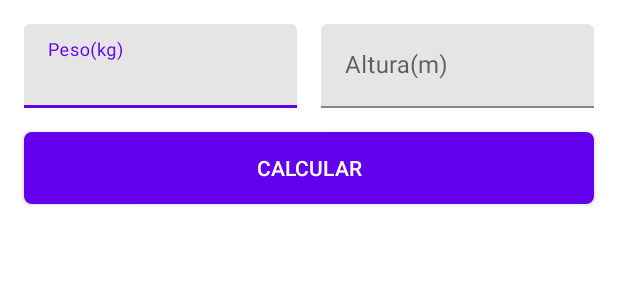
After one commit to FranciellyDiasM/MyHealth, an Android app: the layout fragment_imc_calculator_dialog.xml on its own in the app's theme, with its tools: preview values and no code run, on a phone screen of 412 x 824 dp. The commit adds this screen. Shown: the top 300 px of the screen. Run offline under Robolectric (Android 15) with nearby library versions, the phone set to English and light mode, and no system bars.

Commit message:
dialog para calcular o IMC na tela de cadastro e algumas melhorias na tela de cadastro

```diff
--- a/MyHealth/app/src/main/res/layout/activity_register.xml
+++ b/MyHealth/app/src/main/res/layout/activity_register.xml
@@ -112,10 +112,9 @@
         android:id="@+id/btnImc"
         style="@style/PrimaryButton"
         android:layout_width="wrap_content"
-        android:layout_height="0dp"
+        android:layout_height="56dp"
         android:layout_marginEnd="16dp"
         android:text="Calcular"
-        app:layout_constraintBottom_toBottomOf="@id/lblImc"
         app:layout_constraintEnd_toEndOf="parent"
         app:layout_constraintStart_toEndOf="@id/lblImc"
         app:layout_constraintTop_toTopOf="@id/lblImc" />
--- /dev/null
+++ b/MyHealth/app/src/main/res/layout/fragment_imc_calculator_dialog.xml
@@ -0,0 +1,66 @@
+<?xml version="1.0" encoding="utf-8"?>
+<androidx.constraintlayout.widget.ConstraintLayout xmlns:android="http://schemas.android.com/apk/res/android"
+    xmlns:app="http://schemas.android.com/apk/res-auto"
+    android:layout_width="match_parent"
+    android:layout_height="wrap_content">
+
+    <com.google.android.material.textfield.TextInputLayout
+        android:id="@+id/lblWeight"
+        android:layout_width="0dp"
+        android:layout_height="wrap_content"
+        android:layout_marginStart="16dp"
+        android:layout_marginTop="16dp"
+        android:layout_marginEnd="8dp"
+        android:hint="Peso(kg)"
+        app:boxBackgroundColor="#E5E5E5"
+        app:layout_constraintEnd_toStartOf="@id/lblHeight"
+        app:layout_constraintStart_toStartOf="parent"
+        app:layout_constraintTop_toTopOf="parent">
+
+        <androidx.appcompat.widget.AppCompatEditText
+            android:id="@+id/edtWeight"
+            android:layout_width="match_parent"
+            android:layout_height="wrap_content"
+            android:inputType="numberDecimal"
+            android:textColor="@color/black" />
+
+    </com.google.android.material.textfield.TextInputLayout>
+
+    <com.google.android.material.textfield.TextInputLayout
+        android:id="@+id/lblHeight"
+        android:layout_width="0dp"
+        android:layout_height="wrap_content"
+        android:layout_marginStart="8dp"
+        android:layout_marginTop="16dp"
+        android:layout_marginEnd="16dp"
+        android:hint="Altura(m)"
+        app:boxBackgroundColor="#E5E5E5"
+        app:layout_constraintEnd_toEndOf="parent"
+        app:layout_constraintStart_toEndOf="@id/lblWeight"
+        app:layout_constraintTop_toTopOf="parent">
+
+        <androidx.appcompat.widget.AppCompatEditText
+            android:id="@+id/edtHeight"
+            android:layout_width="match_parent"
+            android:layout_height="wrap_content"
+            android:inputType="numberDecimal"
+            android:textColor="@color/black" />
+
+    </com.google.android.material.textfield.TextInputLayout>
+
+    <androidx.appcompat.widget.AppCompatButton
+        android:id="@+id/btnCalculate"
+        style="@style/PrimaryButton"
+        android:layout_width="0dp"
+        android:layout_height="wrap_content"
+        android:layout_marginStart="16dp"
+        android:layout_marginTop="16dp"
+        android:layout_marginEnd="16dp"
+        android:layout_marginBottom="16dp"
+        android:text="Calcular"
+        app:layout_constraintBottom_toBottomOf="parent"
+        app:layout_constraintEnd_toEndOf="parent"
+        app:layout_constraintStart_toStartOf="parent"
+        app:layout_constraintTop_toBottomOf="@id/lblHeight" />
+
+</androidx.constraintlayout.widget.ConstraintLayout>
```
Also changed, not shown: MyHealth/app/src/main/java/br/com/quatrodcum/myhealth/controller/RegisterController.kt (+6 -1 lines), MyHealth/app/src/main/java/br/com/quatrodcum/myhealth/util/TextInputLayoutUtil.kt (added, +8 -0 lines), MyHealth/app/src/main/java/br/com/quatrodcum/myhealth/view/FullDialogFragment.kt (added, +14 -0 lines), MyHealth/app/src/main/java/br/com/quatrodcum/myhealth/view/register/ImcCalculatorDialogFragment.kt (added, +54 -0 lines), MyHealth/app/src/main/java/br/com/quatrodcum/myhealth/view/register/RegisterActivity.kt (+82 -23 lines).
